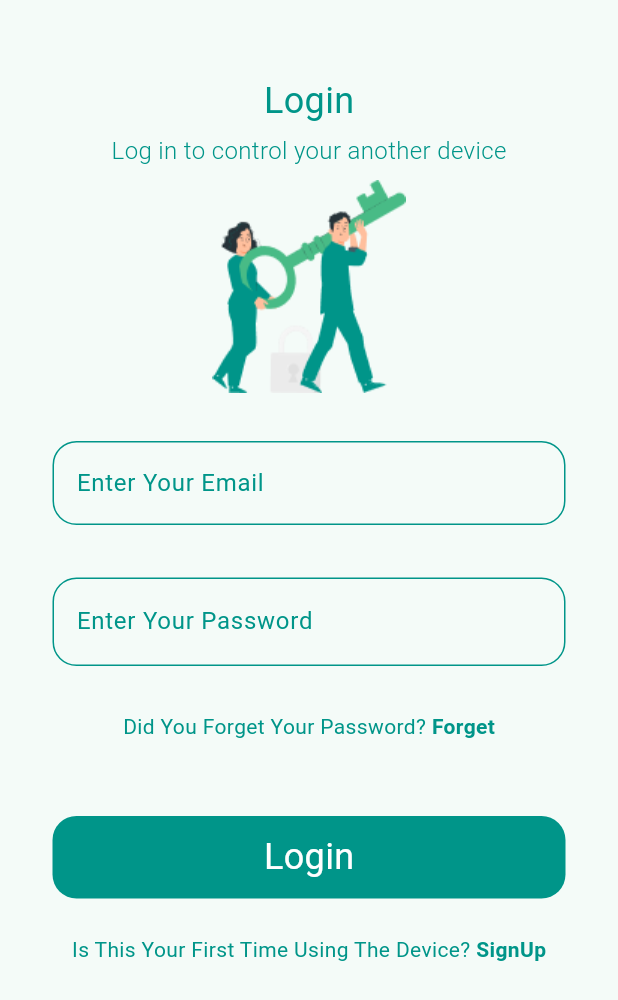
After one commit to omniagaber55/GraduationProject, a Flutter app: the LogIn_Screen screen opened directly, on a phone screen of 412 x 824 dp. The commit adds this screen. Shown: the top 1000 px of the screen. Run offline on Flutter 3.47's test engine with Material 3 defaults, Android fonts, the phone set to English and light mode, and no system bars.

Commit message:
Add a commit message here

```diff
--- /dev/null
+++ b/app/lib/veiws/LogIn.dart
@@ -0,0 +1,218 @@
+import 'package:app/constants.dart';
+
+import 'package:flutter/cupertino.dart';
+import 'package:flutter/material.dart';
+
+class LogIn_Screen extends StatefulWidget {
+
+  @override
+  State<LogIn_Screen> createState() => _LogIn_ScreenState();
+}
+
+
+class _LogIn_ScreenState extends State<LogIn_Screen> {
+  bool eye = true;
+
+  @override
+  Widget build(BuildContext context) {
+    return Scaffold(
+      body: SafeArea(
+        child: Center(
+          child: Column(
+            children: [
+              const SizedBox(
+                height: 50,
+              ),
+              Text(
+                "Login",
+                style: TextStyle(
+                    fontSize: 24,
+                    color: PrimaryColor,
+                    fontWeight: FontWeight.w400),
+              ),
+              SizedBox(
+                height: 5,
+              ),
+              const Text(
+                "Log in to control your another device",
+                style: TextStyle(
+                    fontSize: 16,
+                    color: PrimaryColor,
+                    fontWeight: FontWeight.w300),
+              ),
+              SizedBox(
+                height: 8,
+              ),
+              Image.asset(
+                "assets/images/Group 138 (1).png",
+                width: 129,
+                height: 142,
+              ),
+              SizedBox(
+                height: 32,
+              ),
+              Padding(
+      padding: const EdgeInsets.symmetric(horizontal: 35),
+      child: Container(
+        height: 59,
+       width: 346 ,
+        child: const TextField(
+          decoration: InputDecoration(
+            label: Text(
+              "Enter Your Email",
+              style: TextStyle(fontSize: 16, color: PrimaryColor,fontWeight: FontWeight.w400),
+            ),
+            focusedBorder:
+                OutlineInputBorder(
+                  borderRadius: BorderRadius.all(Radius.circular(16)),
+                  borderSide: BorderSide(color: PrimaryColor)),
+            enabledBorder:
+
+                OutlineInputBorder(
+                  borderRadius: BorderRadius.all(Radius.circular(16)),
+                  borderSide: BorderSide(color: PrimaryColor)),
+            border: OutlineInputBorder(
+ borderRadius: BorderRadius.all(Radius.circular(16)),
+                borderSide: BorderSide( color:PrimaryColor)),
+          ),
+        ),
+      ),
+    ),
+
+              SizedBox(
+                height: 32,
+              ),
+            Padding(
+      padding: const EdgeInsets.symmetric(horizontal: 35),
+      child: Container(
+        height: 59,
+        width: 346,
+        child: Form(
+
+          child: TextFormField(
+
+            obscureText: eye,
+            decoration: InputDecoration(
+              labelText: "Enter Your Password",
+              labelStyle: TextStyle(
+                fontSize: 16,
+                color: PrimaryColor,
+                fontWeight: FontWeight.w400,
+              ),
+              suffix: IconButton(
+                onPressed: () {
+                  setState(() {
+                    eye = !eye;
+                  });
+                },
+                icon: eye
+                    ? const Icon(
+                        CupertinoIcons.eye_slash_fill,
+                        color: PrimaryColor,
+                      )
+                    : const Icon(
+                        CupertinoIcons.eye_fill,
+                        color: PrimaryColor,
+                      ),
+              ),
+              focusedBorder: OutlineInputBorder(
+                borderSide: BorderSide(color: PrimaryColor),
+                borderRadius: BorderRadius.all(Radius.circular(16)),
+              ),
+              enabledBorder: OutlineInputBorder(
+                borderSide: BorderSide(color: PrimaryColor),
+                borderRadius: BorderRadius.all(Radius.circular(16)),
+              ),
+              border: OutlineInputBorder(
+                borderSide: BorderSide(color: PrimaryColor),
+                borderRadius: BorderRadius.all(Radius.circular(16)),
+              ),
+            ),
+
+          ),
+        ),
+      ),
+    ),
+
+              SizedBox(
+                height: 30,
+              ),
+              Row(
+                mainAxisAlignment: MainAxisAlignment.center,
+                children: [
+                  Text(
+                    "Did You Forget Your Password?",
+                    style: TextStyle(
+                        fontSize: 14,
+                        color: PrimaryColor,
+                        fontWeight: FontWeight.w400),
+                  ),
+                  InkWell(
+                    onTap: () {},
+                    child: Text(
+                      " Forget",
+                      style: TextStyle(
+                          fontSize: 14,
+                          fontWeight: FontWeight.w700,
+                          color: PrimaryColor),
+                    ),
+                  )
+                ],
+              ),
+              SizedBox(
+                height: 50,
+              ),
+
+              Padding(
+      padding: const EdgeInsets.symmetric(horizontal: 35),
+      child: InkWell(
+        onTap: () {},
+        child: Container(
+          height: 55,
+          width: 348,
+          decoration: BoxDecoration(
+            borderRadius: BorderRadius.circular(16),
+            color: PrimaryColor,
+          ),
+          child: Center(
+              child: Text(
+             "Login",
+            style: TextStyle(
+                fontSize: 24, color: Colors.white, fontWeight: FontWeight.w400),
+          )),
+        ),
+      ),
+    ),
+
+              SizedBox(
+                height: 24,
+              ),
+              Row(
+                mainAxisAlignment: MainAxisAlignment.center,
+                children: [
+                  Text(
+                    "Is This Your First Time Using The Device?",
+                    style: TextStyle(
+                        fontSize: 14,
+                        color: PrimaryColor,
+                        fontWeight: FontWeight.w400),
+                  ),
+                  InkWell(
+                    onTap: () {},
+                    child: Text(
+                      " SignUp",
+                      style: TextStyle(
+                          fontSize: 14,
+                          fontWeight: FontWeight.w700,
+                          color: PrimaryColor),
+                    ),
+                  )
+                ],
+              ),
+            ],
+          ),
+        ),
+      ),
+    );
+  }
+}
--- a/app/lib/veiws/onboarding_screen.dart
+++ b/app/lib/veiws/onboarding_screen.dart
@@ -1,6 +1,7 @@
 
 import 'package:app/Models/onboarding_data.dart';
 import 'package:app/constants.dart';
+import 'package:app/veiws/logIn.dart';
 
 import 'package:flutter/material.dart';
 
@@ -122,12 +123,12 @@ class _OnboardingPageState extends State<OnboardingPage> {
           );
         });
           } else {
-    /*    Navigator.push(
+        Navigator.push(
   context,
   MaterialPageRoute(
     builder: (context) => LogIn_Screen(),
   ),
-);*/
+);
           }
         },
           child: Text(
```
